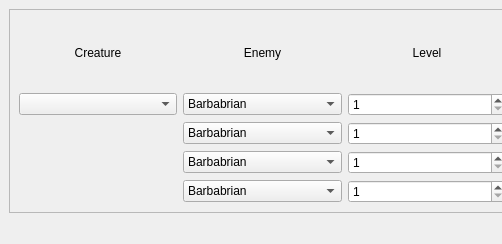
Qt form UI/TestMod.ui (TheNephalian/Senior-Project) before a commit; both pictures show x 0 to 502 and y 0 to 244 of the 854 by 244 pixel window.
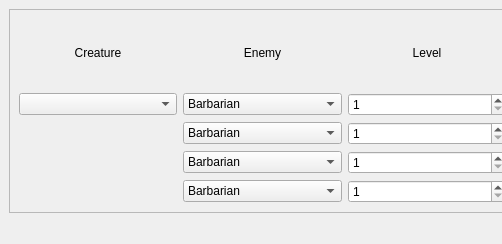
The same form after that commit.

Commit message: Basic enemy leveling system implemented for 1 enemy

Diff of the .ui file:
```diff
--- a/UI/TestMod.ui
+++ b/UI/TestMod.ui
@@ -77,7 +77,7 @@
          <widget class="QComboBox" name="enemyComboBox">
           <item>
            <property name="text">
-            <string>Barbabrian</string>
+            <string>Barbarian</string>
            </property>
           </item>
           <item>
@@ -130,7 +130,7 @@
          <widget class="QComboBox" name="enemyComboBox_2">
           <item>
            <property name="text">
-            <string>Barbabrian</string>
+            <string>Barbarian</string>
            </property>
           </item>
           <item>
@@ -169,7 +169,7 @@
          <widget class="QComboBox" name="enemyComboBox_3">
           <item>
            <property name="text">
-            <string>Barbabrian</string>
+            <string>Barbarian</string>
            </property>
           </item>
           <item>
@@ -208,7 +208,7 @@
          <widget class="QComboBox" name="enemyComboBox_4">
           <item>
            <property name="text">
-            <string>Barbabrian</string>
+            <string>Barbarian</string>
            </property>
           </item>
           <item>
```
The commit also changes 1 other file.
